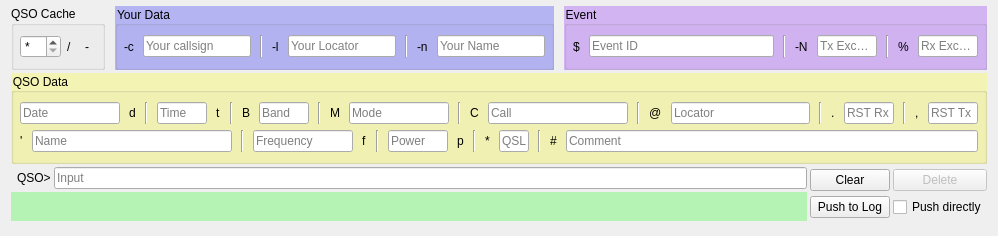
The window that ui_files/CassiopeiaConsole.ui (gitandy/DragonLog) describes before a commit, drawn with Qt 5.
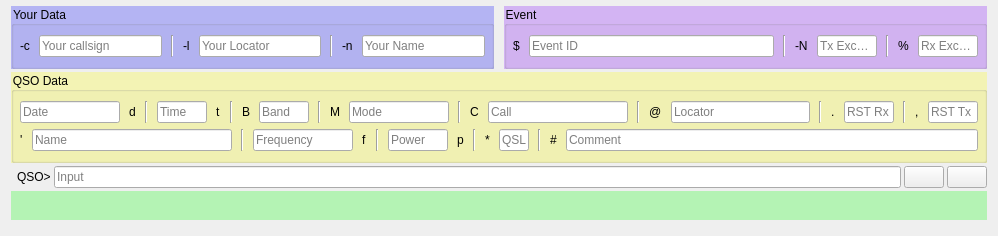
The same window after the commit. Icons and pictures are not drawn.

Commit message: Removed QSO cache for CC

Diff of the .ui file:
```diff
--- a/ui_files/CassiopeiaConsole.ui
+++ b/ui_files/CassiopeiaConsole.ui
@@ -34,51 +34,6 @@
      <property name="spacing">
       <number>10</number>
      </property>
-     <item>
-      <widget class="QGroupBox" name="groupBox">
-       <property name="title">
-        <string>QSO Cache</string>
-       </property>
-       <layout class="QHBoxLayout" name="horizontalLayout_3">
-        <property name="leftMargin">
-         <number>6</number>
-        </property>
-        <property name="rightMargin">
-         <number>6</number>
-        </property>
-        <item>
-         <widget class="QSpinBox" name="qsoSpinBox">
-          <property name="specialValueText">
-           <string>*</string>
-          </property>
-          <property name="minimum">
-           <number>0</number>
-          </property>
-          <property name="maximum">
-           <number>10</number>
-          </property>
-          <property name="value">
-           <number>0</number>
-          </property>
-         </widget>
-        </item>
-        <item>
-         <widget class="QLabel" name="label">
-          <property name="text">
-           <string>/</string>
-          </property>
-         </widget>
-        </item>
-        <item>
-         <widget class="QLabel" name="qsosLabel">
-          <property name="text">
-           <string>-</string>
-          </property>
-         </widget>
-        </item>
-       </layout>
-      </widget>
-     </item>
      <item>
       <widget class="QGroupBox" name="groupBox_2">
        <property name="styleSheet">
@@ -706,6 +661,28 @@
            </property>
           </widget>
          </item>
+         <item>
+          <widget class="QPushButton" name="clearPushButton">
+           <property name="toolTip">
+            <string>Clear</string>
+           </property>
+           <property name="icon">
+            <iconset>
+             <normaloff>icons:no.png</normaloff>icons:no.png</iconset>
+           </property>
+          </widget>
+         </item>
+         <item>
+          <widget class="QPushButton" name="addQSOPushButton">
+           <property name="toolTip">
+            <string>Push to Log</string>
+           </property>
+           <property name="icon">
+            <iconset>
+             <normaloff>icons:edit_add.png</normaloff>icons:edit_add.png</iconset>
+           </property>
+          </widget>
+         </item>
         </layout>
        </item>
        <item>
@@ -738,41 +715,6 @@
        </item>
       </layout>
      </item>
-     <item>
-      <layout class="QGridLayout" name="gridLayout">
-       <item row="1" column="0">
-        <widget class="QPushButton" name="pushPushButton">
-         <property name="text">
-          <string>Push to Log</string>
-         </property>
-        </widget>
-       </item>
-       <item row="0" column="0">
-        <widget class="QPushButton" name="clearPushButton">
-         <property name="text">
-          <string>Clear</string>
-         </property>
-        </widget>
-       </item>
-       <item row="1" column="1">
-        <widget class="QCheckBox" name="pushDirectlyCheckBox">
-         <property name="text">
-          <string>Push directly</string>
-         </property>
-        </widget>
-       </item>
-       <item row="0" column="1">
-        <widget class="QPushButton" name="delPushButton">
-         <property name="enabled">
-          <bool>false</bool>
-         </property>
-         <property name="text">
-          <string>Delete</string>
-         </property>
-        </widget>
-       </item>
-      </layout>
-     </item>
     </layout>
    </item>
    <item>
```
Left out of the diff: 57 changed lines with no effect on the pictures. The commit also changes 1 other file.
